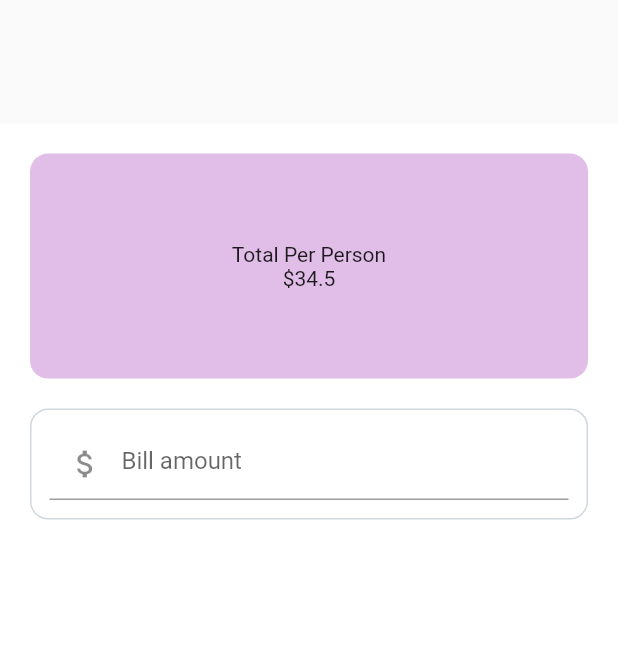
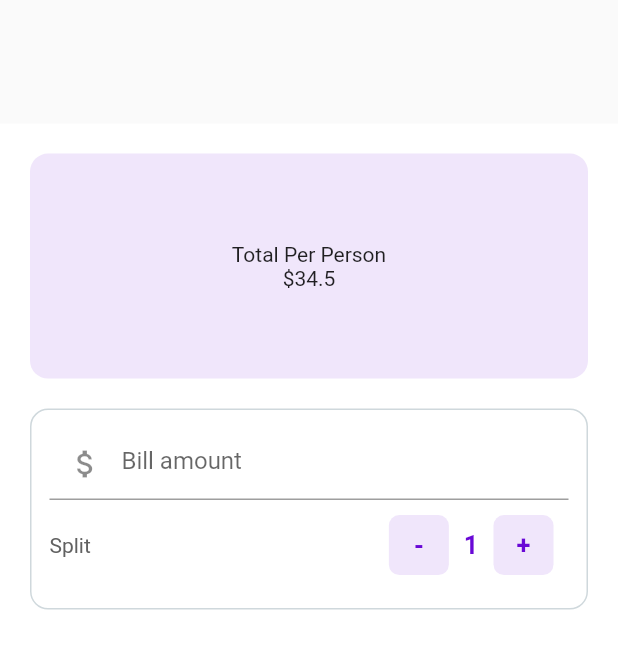
Before and after one commit to edmirmob/BillSplliter, a Flutter app: the screen it shows after launch, on a phone screen of 412 x 824 dp. Shown: the top 649 px of the screen. Run offline on Flutter 3.47's test engine with Material 2 defaults, Android fonts, the phone set to English and light mode, and no system bars.

Commit message:
Building the Split Row

```diff
--- a/billsplitterflutter/lib/home.dart
+++ b/billsplitterflutter/lib/home.dart
@@ -27,7 +27,7 @@ class _HomeState extends State<Home> {
               width: 150,
               height: 150,
               decoration: BoxDecoration(
-                  color: Colors.purple[100],
+                  color: _purple.withOpacity(0.1),
                   borderRadius: BorderRadius.circular(12.0)),
               child: Center(
                 child: Column(
@@ -43,30 +43,102 @@ class _HomeState extends State<Home> {
               margin: EdgeInsets.only(top: 20),
               padding: EdgeInsets.all(12),
               decoration: BoxDecoration(
-                color: Colors.transparent,
-                border: Border.all(
-                  color: Colors.blueGrey[100],
-                  style: BorderStyle.solid
-                ),
-                borderRadius: BorderRadius.circular(12)
-              ),
+                  color: Colors.transparent,
+                  border: Border.all(
+                      color: Colors.blueGrey[100], style: BorderStyle.solid),
+                  borderRadius: BorderRadius.circular(12)),
               child: Column(
                 children: [
                   TextField(
-                    keyboardType: TextInputType.numberWithOptions(decimal: true),
+                    keyboardType:
+                        TextInputType.numberWithOptions(decimal: true),
                     style: TextStyle(color: _purple),
                     decoration: InputDecoration(
-                     prefixIcon: Icon(Icons.attach_money),
-                     hintText: 'Bill amount'
-                    ),
-                    onChanged: (value){
+                        prefixIcon: Icon(Icons.attach_money),
+                        hintText: 'Bill amount'),
+                    onChanged: (value) {
                       try {
                         _billAmount = double.tryParse(value);
-
-                      } catch (e) {
-                      }
-
+                      } catch (e) {}
                     },
+                  ),
+                  Row(
+                    mainAxisAlignment: MainAxisAlignment.spaceBetween,
+                    children: [
+                      Text(
+                        'Split',
+                        style: TextStyle(color: Colors.grey.shade700),
+                      ),
+                      Row(
+                        children: [
+                          InkWell(
+                            onTap: () {
+                              setState(() {
+                                if (_personCounter > 1) {
+                                  _personCounter--;
+                                } else {
+                                  //do nothing
+                                }
+                              });
+                            },
+                            child: Container(
+                              width: 40,
+                              height: 40,
+                              margin: EdgeInsets.all(10.0),
+                              decoration: BoxDecoration(
+                                color: _purple.withOpacity(0.1),
+                                borderRadius: BorderRadius.circular(7.0),
+                              ),
+                              child: Center(
+                                child: Text(
+                                  '-',
+                                  style: TextStyle(
+                                      color: _purple,
+                                      fontWeight: FontWeight.bold,
+                                      fontSize: 17.0),
+                                ),
+                              ),
+                            ),
+                          ),
+                          Text(
+                            '$_personCounter',
+                            style: TextStyle(
+                                color: _purple,
+                                fontWeight: FontWeight.bold,
+                                fontSize: 17.0),
+                          ),
+                          InkWell(
+                            onTap: () {
+                              setState(() {
+                                if (_personCounter >= 1) {
+                                  _personCounter++;
+                                } else {
+                                  //do nothing
+                                }
+                              });
+                            },
+                            child: Container(
+                              width: 40,
+                              height: 40,
+                              margin: EdgeInsets.all(10.0),
+                              decoration: BoxDecoration(
+                                color: _purple.withOpacity(0.1),
+                                borderRadius: BorderRadius.circular(7.0),
+                              ),
+                              child: Center(
+                                child: Text(
+                                  '+',
+                                  style: TextStyle(
+                                      color: _purple,
+                                      fontWeight: FontWeight.bold,
+                                      fontSize: 17.0),
+                                ),
+                              ),
+                            ),
+                          ),
+                        ],
+                      )
+                    ],
                   )
                 ],
               ),
```
